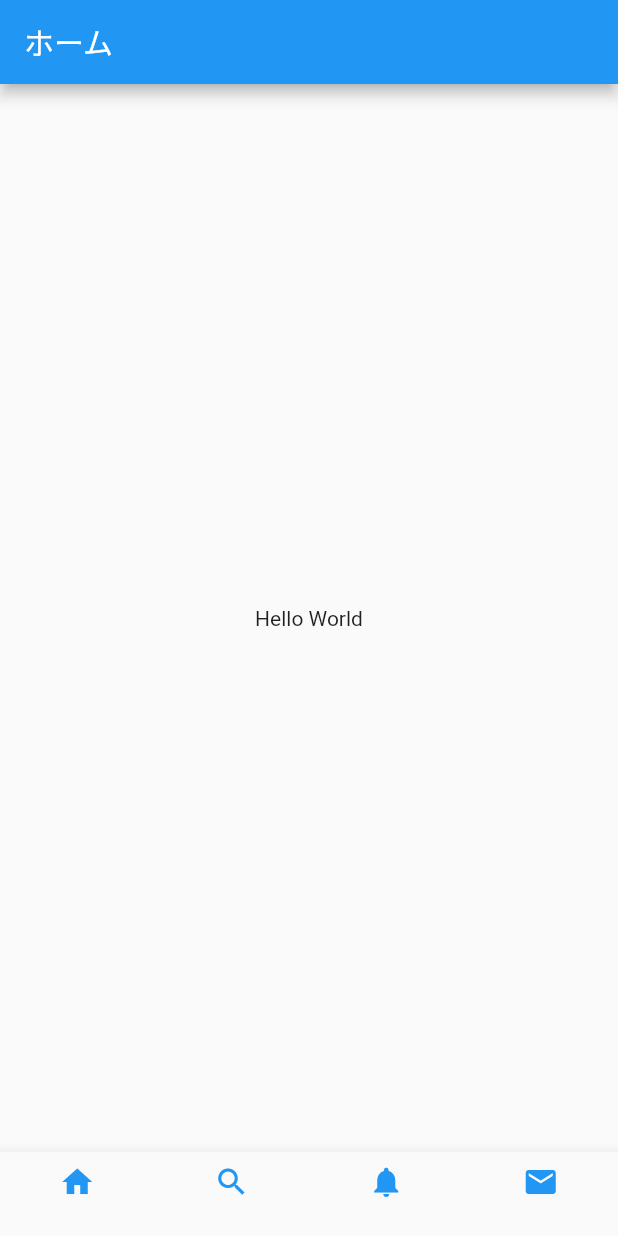
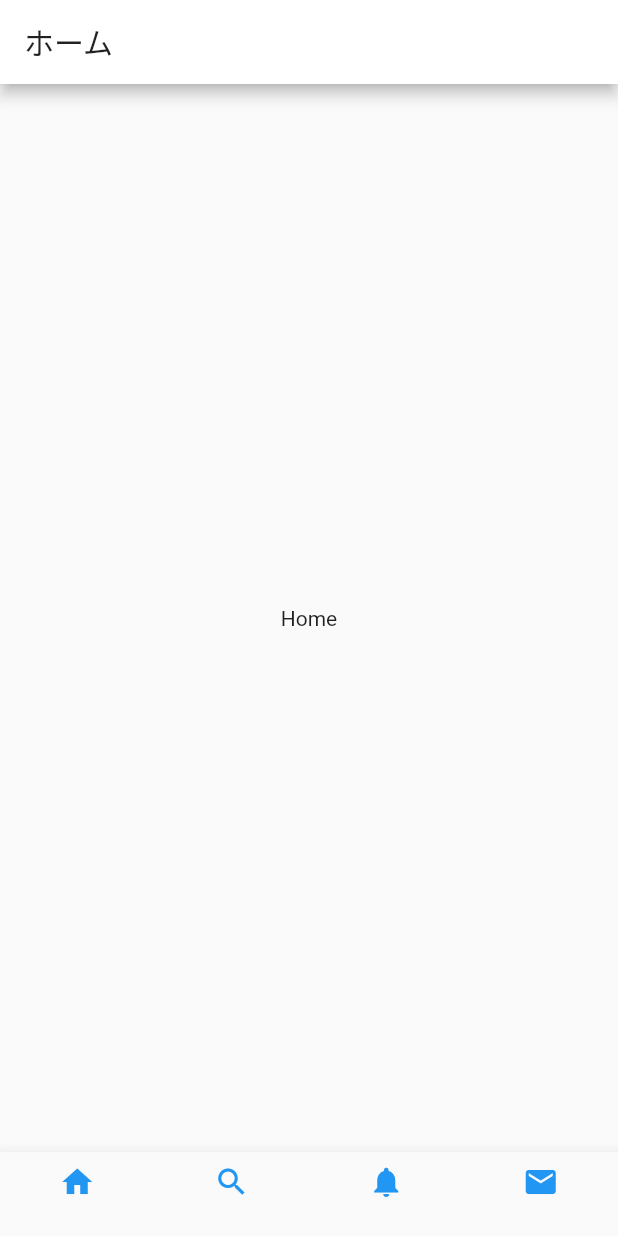
Before and after one commit to takehiro-takahashi/twitter-client-app, a Flutter app: the screen it shows after launch, on a phone screen of 412 x 824 dp. Run offline on Flutter 3.47's test engine with Material 2 defaults, Android fonts, the phone set to English and light mode, and no system bars.

Commit message:
nabigationBarItemをタップした際に、中央のテキストが画面に応じて変更されるように変更

```diff
--- a/lib/main.dart
+++ b/lib/main.dart
@@ -1,4 +1,8 @@
 import 'package:flutter/material.dart';
+import 'package:twitter_pp/pages/Home.dart';
+import 'package:twitter_pp/pages/KeyWord.dart';
+import 'package:twitter_pp/pages/Notifications.dart';
+import 'package:twitter_pp/pages/Message.dart';
 
 void main() => runApp(new MyApp());
 
@@ -8,7 +12,8 @@ class MyApp extends StatelessWidget {
     return new MaterialApp(
       title: 'Flutter Demo',
       theme: new ThemeData(
-        primarySwatch: Colors.blue,
+        primaryColor: Colors.white,
+        accentColor: Colors.blue
       ),
       home: new MyHomePage(),
     );
@@ -22,6 +27,15 @@ class MyHomePage extends StatefulWidget {
 
 class _MyHomePageState extends State<MyHomePage> {
 
+  int currentIndex = 0;
+
+  List tabItemWidget = [
+    Home(),
+    KeyWord(),
+    Notifications(),
+    Message(),
+  ];
+
   @override
   Widget build(BuildContext context) {
     return new Scaffold(
@@ -29,7 +43,7 @@ class _MyHomePageState extends State<MyHomePage> {
         title: new Text('ホーム'),
       ),
       body: new Center(
-        child: Text('Hello World'),
+        child: tabItemWidget[currentIndex],
       ),
       bottomNavigationBar: BottomNavigationBar(
           currentIndex: 0,
@@ -37,20 +51,20 @@ class _MyHomePageState extends State<MyHomePage> {
           type: BottomNavigationBarType.fixed,
           items: [
             BottomNavigationBarItem(
-              icon: new Icon(Icons.home, color: Colors.blue,),
-              title: new Text(''),
+              icon: Icon(Icons.home, color: Colors.blue,),
+              title: Text(''),
             ),
             BottomNavigationBarItem(
-              icon: new Icon(Icons.search, color: Colors.blue,),
-              title: new Text(''),
+              icon: Icon(Icons.search, color: Colors.blue,),
+              title: Text(''),
             ),
             BottomNavigationBarItem(
-              icon: new Icon(Icons.notifications, color: Colors.blue,),
-              title: new Text(''),
+              icon: Icon(Icons.notifications, color: Colors.blue,),
+              title: Text(''),
             ),
             BottomNavigationBarItem(
-              icon: new Icon(Icons.mail, color: Colors.blue,),
-              title: new Text(''),
+              icon: Icon(Icons.mail, color: Colors.blue,),
+              title: Text(''),
             ),
           ]
       ),
@@ -58,6 +72,8 @@ class _MyHomePageState extends State<MyHomePage> {
   }
 
   _onTaped(int index) {
-    print(index);
+    setState(() {
+      currentIndex = index;
+    });
   }
 }
--- /dev/null
+++ b/lib/pages/Home.dart
@@ -0,0 +1,17 @@
+import 'package:flutter/material.dart';
+
+class Home extends StatefulWidget {
+  @override
+  _HomeState createState() => new _HomeState();
+}
+
+class _HomeState extends State<Home> {
+  @override
+  Widget build(BuildContext context) {
+    return Scaffold(
+      body: Center(
+        child: Text("Home"),
+      ),
+    );
+  }
+}
```
Also changed, not shown: lib/pages/KeyWord.dart (added, +17 -0 lines), lib/pages/Message.dart (added, +17 -0 lines), lib/pages/Notifications.dart (added, +17 -0 lines).
